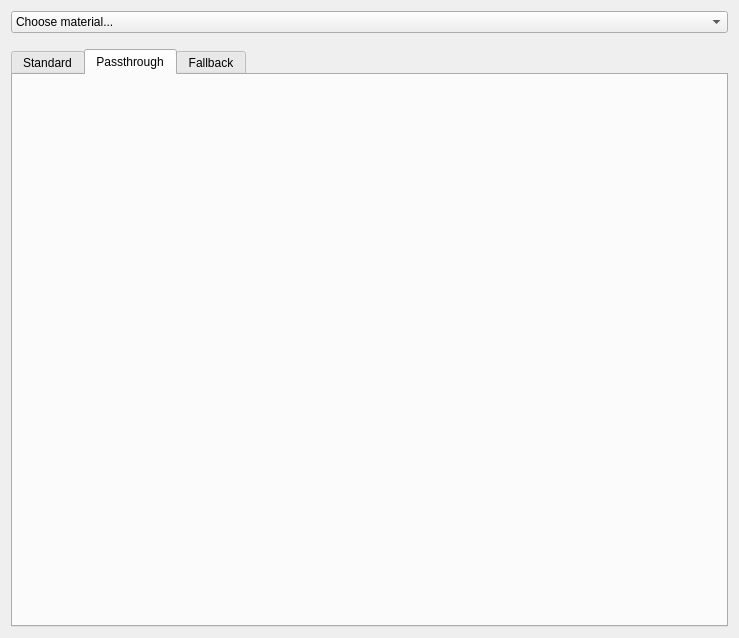
This is ui/RenderMaterial.ui in FreeCAD/FreeCAD-render as Qt 5 draws it before an edit. The edited form follows.
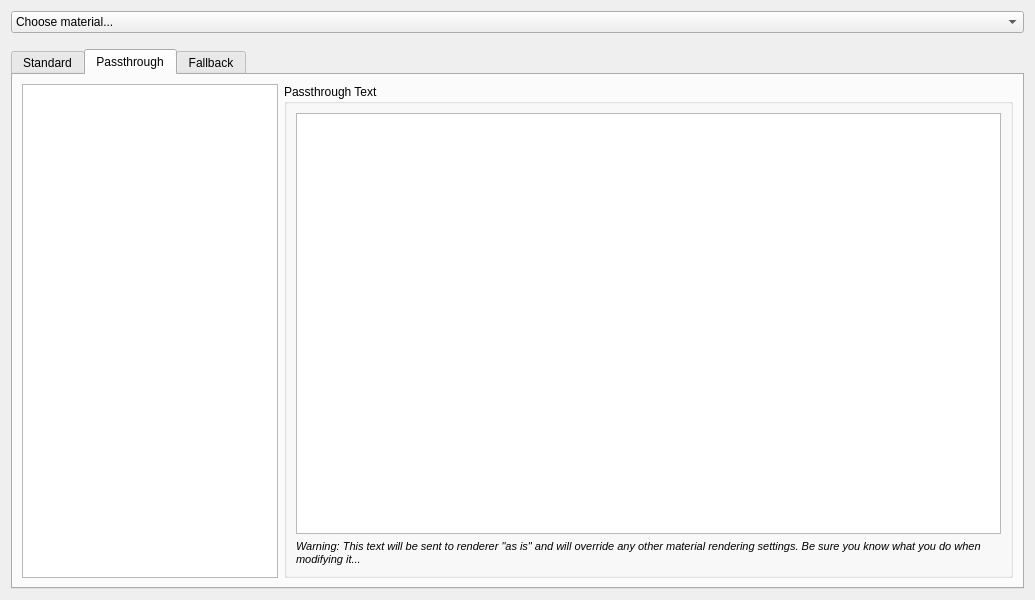
This is the edited form. The open tabs and pages were chosen to show the change.

Commit message: Materials: Add Passthrough tab to material UI

Patch:
```diff
--- a/ui/RenderMaterial.ui
+++ b/ui/RenderMaterial.ui
@@ -6,8 +6,8 @@
    <rect>
     <x>0</x>
     <y>0</y>
-    <width>739</width>
-    <height>638</height>
+    <width>1035</width>
+    <height>600</height>
    </rect>
   </property>
   <property name="windowTitle">
@@ -126,6 +126,56 @@
       <attribute name="title">
        <string>Passthrough</string>
       </attribute>
+      <layout class="QHBoxLayout" name="PassthruLayout">
+       <item>
+        <widget class="QListWidget" name="Renderers">
+         <property name="sizePolicy">
+          <sizepolicy hsizetype="Minimum" vsizetype="Expanding">
+           <horstretch>0</horstretch>
+           <verstretch>0</verstretch>
+          </sizepolicy>
+         </property>
+         <property name="itemAlignment">
+          <set>Qt::AlignCenter</set>
+         </property>
+        </widget>
+       </item>
+       <item>
+        <widget class="QGroupBox" name="groupBox">
+         <property name="title">
+          <string>Passthrough Text</string>
+         </property>
+         <property name="flat">
+          <bool>false</bool>
+         </property>
+         <property name="checkable">
+          <bool>false</bool>
+         </property>
+         <layout class="QVBoxLayout" name="verticalLayout_2">
+          <item>
+           <widget class="QPlainTextEdit" name="PassthroughEdit">
+            <property name="frameShape">
+             <enum>QFrame::StyledPanel</enum>
+            </property>
+           </widget>
+          </item>
+          <item>
+           <widget class="QLabel" name="PassthruWarning">
+            <property name="text">
+             <string>&lt;html&gt;&lt;head/&gt;&lt;body&gt;&lt;p&gt;&lt;span style=&quot; font-size:8pt; font-style:italic;&quot;&gt;Warning: This text will be sent to renderer &amp;quot;as is&amp;quot; and will override any other material rendering settings. Be sure you know what you do when modifying it...&lt;/span&gt;&lt;/p&gt;&lt;/body&gt;&lt;/html&gt;</string>
+            </property>
+            <property name="scaledContents">
+             <bool>false</bool>
+            </property>
+            <property name="wordWrap">
+             <bool>true</bool>
+            </property>
+           </widget>
+          </item>
+         </layout>
+        </widget>
+       </item>
+      </layout>
      </widget>
      <widget class="QWidget" name="FallbackTab">
       <property name="autoFillBackground">
```
Left out of the diff: 8 changed lines with no effect on the pictures. The commit also changes 2 other files.
